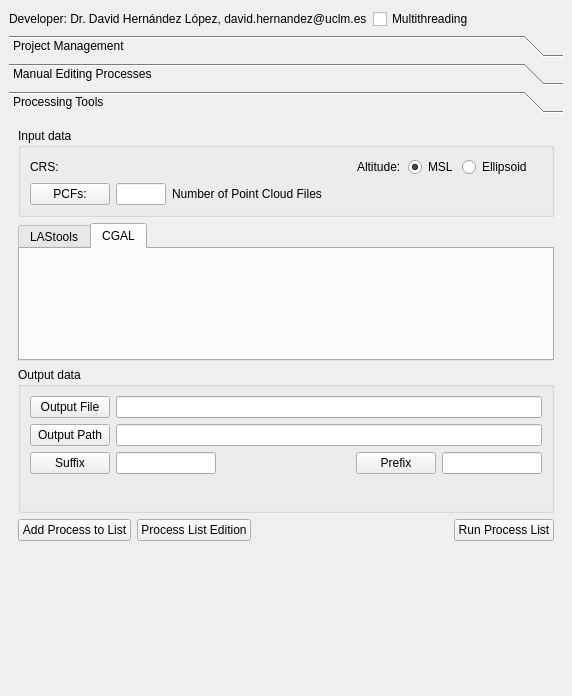
UCLM-PAFyC/point_cloud_3d, file point_cloud_3d_dockwidget_base.ui: the form before one commit.
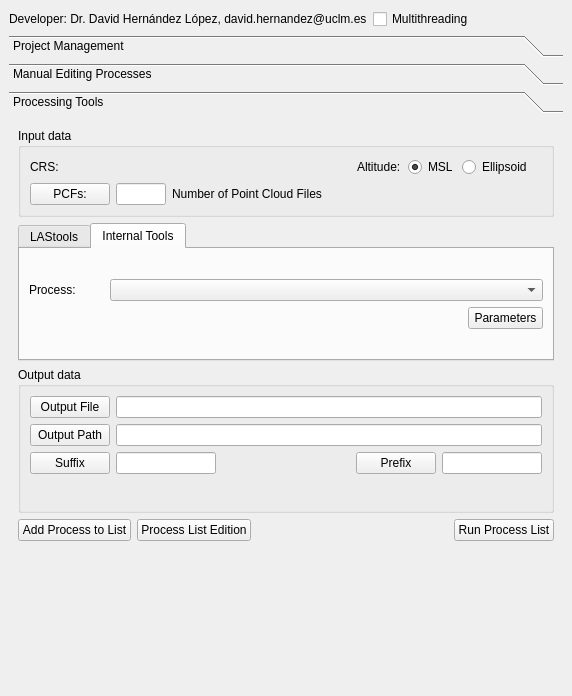
The form after the commit. The open tabs and pages were chosen to show the change. Icons and pictures are not drawn. Custom widgets are drawn as their Qt base class.

Commit message: Internal commands

What changed in the file:
```diff
--- a/point_cloud_3d_dockwidget_base.ui
+++ b/point_cloud_3d_dockwidget_base.ui
@@ -1931,8 +1931,56 @@
           </widget>
           <widget class="QWidget" name="ppToolsCGALTab">
            <attribute name="title">
-            <string>CGAL</string>
+            <string>Internal Tools</string>
            </attribute>
+           <layout class="QGridLayout" name="gridLayout_28">
+            <item row="0" column="0">
+             <layout class="QGridLayout" name="gridLayout_26">
+              <item row="0" column="0">
+               <widget class="QLabel" name="label_9">
+                <property name="maximumSize">
+                 <size>
+                  <width>75</width>
+                  <height>16777215</height>
+                 </size>
+                </property>
+                <property name="text">
+                 <string>Process:</string>
+                </property>
+               </widget>
+              </item>
+              <item row="0" column="1" colspan="2">
+               <widget class="QComboBox" name="ppToolsInternalCommandComboBox"/>
+              </item>
+              <item row="1" column="0" colspan="2">
+               <spacer name="horizontalSpacer_3">
+                <property name="orientation">
+                 <enum>Qt::Horizontal</enum>
+                </property>
+                <property name="sizeHint" stdset="0">
+                 <size>
+                  <width>408</width>
+                  <height>20</height>
+                 </size>
+                </property>
+               </spacer>
+              </item>
+              <item row="1" column="2">
+               <widget class="QPushButton" name="ppToolsInternalCommandParametersPushButton">
+                <property name="maximumSize">
+                 <size>
+                  <width>75</width>
+                  <height>16777215</height>
+                 </size>
+                </property>
+                <property name="text">
+                 <string>Parameters</string>
+                </property>
+               </widget>
+              </item>
+             </layout>
+            </item>
+           </layout>
           </widget>
          </widget>
         </item>
```
Left out of the diff: 8 changed lines with no effect on the pictures. The commit also changes 3 other files.
